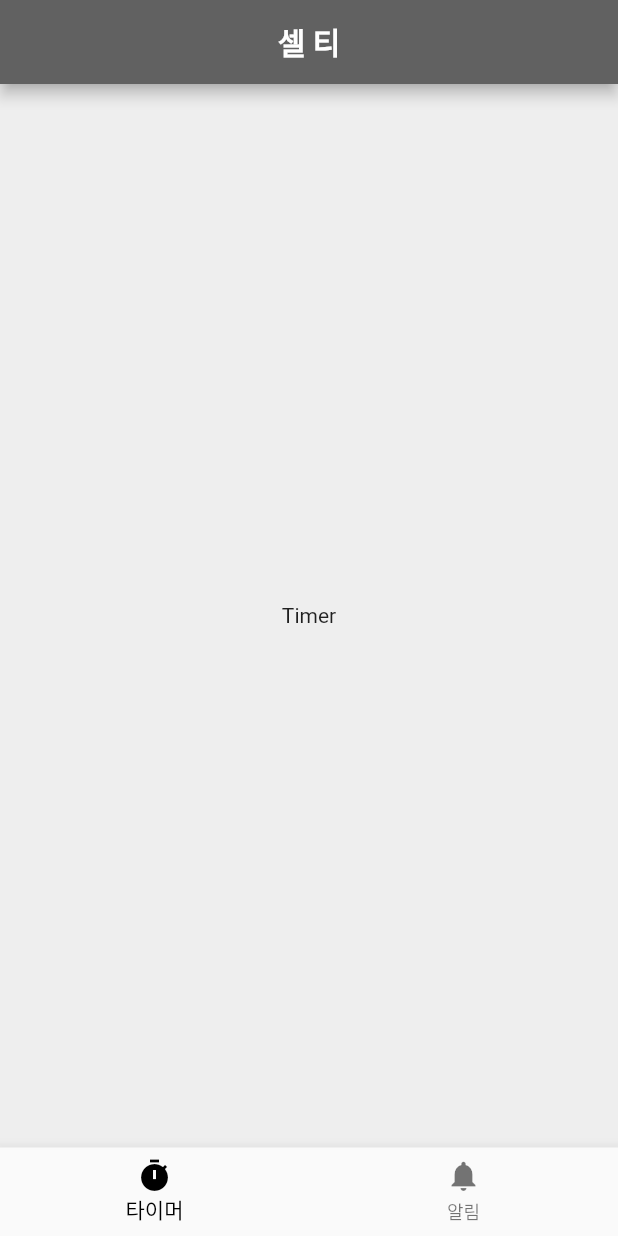
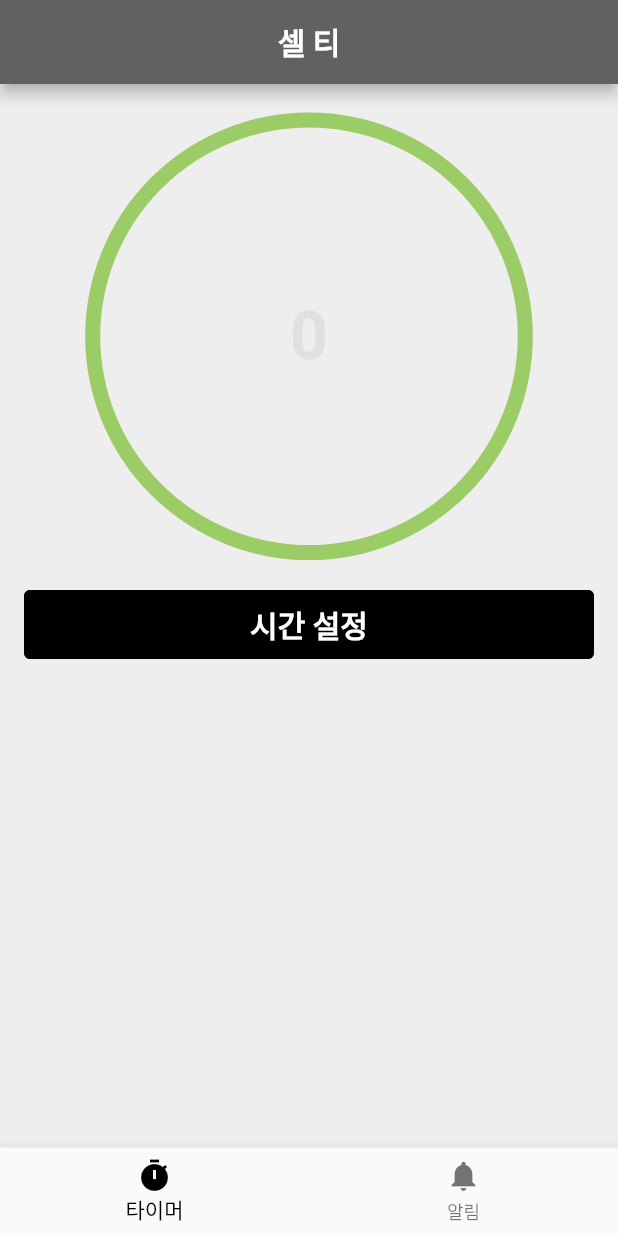
Before and after one commit to Raonshi/self_noti, a Flutter app: the screen it shows after launch, on a phone screen of 412 x 824 dp. Run offline on Flutter 3.47's test engine with Material 2 defaults, Android fonts, the light colour scheme and no system bars; drawn by our look-alikes of circular_countdown_timer; our stand-ins replace flutter_local_notifications, freezed_annotation, shared_preferences, timezone; statements that could not run were skipped.

Commit message:
timer page done

```diff
--- a/lib/src/home/page.dart
+++ b/lib/src/home/page.dart
@@ -2,8 +2,7 @@ import 'package:flutter/material.dart';
 import 'package:provider/provider.dart';
 import 'package:self_noti/src/home/provider/home_provider.dart';
 import 'package:self_noti/src/home/provider/notification_provider.dart';
-import 'package:self_noti/src/home/provider/timer_provider.dart';
-import 'package:self_noti/src/timer%20copy/page.dart';
+import 'package:self_noti/src/notification/page.dart';
 import 'package:self_noti/src/timer/page.dart';
 import 'package:self_noti/style/styles.dart';
 
@@ -17,7 +16,6 @@ class HomePage extends StatelessWidget {
     return MultiProvider(
       providers: [
         ChangeNotifierProvider(create: (context) => HomeProvider()),
-        ChangeNotifierProvider(create: (context) => TimerProvider()),
         ChangeNotifierProvider(create: (context) => NotificationProvider()),
       ],
       child: Scaffold(
--- a/lib/src/home/provider/home_provider.dart
+++ b/lib/src/home/provider/home_provider.dart
@@ -1,7 +1,4 @@
-import 'package:circular_countdown_timer/circular_countdown_timer.dart';
 import 'package:flutter/material.dart';
-import 'package:self_noti/data/notification_item/notification_item_model.dart';
-import 'package:shared_preferences/shared_preferences.dart';
 
 class HomeProvider extends ChangeNotifier {
   String title = '셀 티';
@@ -14,7 +11,7 @@ class HomeProvider extends ChangeNotifier {
   }
 
   void onClickBottomTap(int index) {
-    pageController.animateToPage(index, duration: const Duration(milliseconds: 300), curve: Curves.easeIn);
+    pageController.animateToPage(index, duration: const Duration(milliseconds: 300), curve: Curves.decelerate);
     currentPageIndex = index;
     notifyListeners();
   }
--- /dev/null
+++ b/lib/src/timer/components/timer_buttons.dart
@@ -0,0 +1,69 @@
+import 'package:flutter/material.dart';
+import 'package:self_noti/enum.dart';
+import 'package:self_noti/src/timer/components/timer_dialog.dart';
+import 'package:self_noti/src/timer/provider/timer_provider.dart';
+import 'package:self_noti/style/styles.dart';
+
+class TimerButtons extends StatelessWidget {
+  const TimerButtons({super.key, required this.provider});
+  final TimerProvider provider;
+
+  @override
+  Widget build(BuildContext context) {
+    return Row(
+      mainAxisAlignment: MainAxisAlignment.center,
+      children: [
+        if (provider.state == TimerState.counting) ...[
+          Expanded(
+            child: ElevatedButton(
+              style: mainButtonStyleForm,
+              onPressed: provider.timerReset,
+              child: Text('정지', style: buttonTextStyle),
+            ),
+          ),
+          const SizedBox(width: 12.0),
+          Expanded(
+            child: ElevatedButton(
+              style: mainButtonStyleForm,
+              onPressed: provider.timerPause,
+              child: Text('일시 정지', style: buttonTextStyle),
+            ),
+          ),
+        ],
+        if (provider.state == TimerState.paused) ...[
+          Expanded(
+            child: ElevatedButton(
+              style: mainButtonStyleForm,
+              onPressed: provider.timerReset,
+              child: Text('정지', style: buttonTextStyle),
+            ),
+          ),
+          const SizedBox(width: 12.0),
+          Expanded(
+            child: ElevatedButton(
+              style: mainButtonStyleForm,
+              onPressed: provider.timerResume,
+              child: Text('재개', style: buttonTextStyle),
+            ),
+          )
+        ],
+        if (provider.state == TimerState.idle)
+          Expanded(
+            child: ElevatedButton(
+              style: mainButtonStyleForm,
+              onPressed: () async {
+                await showDialog(
+                  context: context,
+                  builder: (_) {
+                    return TimerDialog(provider: provider);
+                  },
+                );
+                provider.timerStart();
+              },
+              child: Text('시간 설정', style: buttonTextStyle),
+            ),
+          ),
+      ],
+    );
+  }
+}
--- /dev/null
+++ b/lib/src/timer/components/timer_clock.dart
@@ -0,0 +1,58 @@
+import 'package:circular_countdown_timer/circular_countdown_timer.dart';
+import 'package:flutter/material.dart';
+import 'package:self_noti/enum.dart';
+import 'package:self_noti/src/timer/provider/timer_provider.dart';
+
+class TimerClock extends StatelessWidget {
+  const TimerClock({super.key, required this.provider});
+
+  final TimerProvider provider;
+
+  @override
+  Widget build(BuildContext context) {
+    return CircularCountDownTimer(
+      controller: provider.countdownController,
+      width: MediaQuery.of(context).size.width,
+      height: MediaQuery.of(context).size.height * 0.35,
+      duration: provider.time,
+      initialDuration: 0,
+      fillColor: Theme.of(context).colorScheme.secondary,
+      ringColor: Theme.of(context).colorScheme.surface,
+      strokeWidth: 10.0,
+      strokeCap: StrokeCap.round,
+      textFormat: getTimerTextFormat(provider.time),
+      textStyle: TextStyle(
+        fontSize: 44.0,
+        fontWeight: FontWeight.w600,
+        color: getTimerTextColor(context, provider.state),
+      ),
+      isTimerTextShown: true,
+      isReverse: true,
+      isReverseAnimation: true,
+      autoStart: false,
+      onStart: () {
+        if (provider.time != 0) provider.time = 0;
+        provider.state = TimerState.counting;
+      },
+      onComplete: () {
+        provider.state = TimerState.idle;
+        provider.timerReset();
+      },
+    );
+  }
+
+  Color getTimerTextColor(BuildContext context, TimerState state) {
+    switch (state) {
+      case TimerState.counting:
+        return Theme.of(context).colorScheme.secondary;
+      default:
+        return Theme.of(context).colorScheme.surface;
+    }
+  }
+
+  String getTimerTextFormat(int time) {
+    if (time > 59) return 'mm:SS';
+    if (time > 3600) return 'HH:mm:SS';
+    return 'SS';
+  }
+}
--- a/lib/src/widgets/timer_dialog.dart
+++ b/lib/src/timer/components/timer_dialog.dart
@@ -1,7 +1,7 @@
 import 'package:flutter/material.dart';
 import 'package:provider/provider.dart';
 import 'package:self_noti/enum.dart';
-import 'package:self_noti/src/home/provider/timer_provider.dart';
+import 'package:self_noti/src/timer/provider/timer_provider.dart';
 
 class TimerDialog extends StatelessWidget {
   const TimerDialog({Key? key, required this.provider}) : super(key: key);
--- a/lib/src/timer/page.dart
+++ b/lib/src/timer/page.dart
@@ -1,14 +1,38 @@
 import 'package:flutter/material.dart';
-import 'package:flutter/src/widgets/container.dart';
-import 'package:flutter/src/widgets/framework.dart';
+import 'package:provider/provider.dart';
+import 'package:self_noti/src/timer/components/timer_buttons.dart';
+import 'package:self_noti/src/timer/components/timer_clock.dart';
+import 'package:self_noti/src/timer/provider/timer_provider.dart';
 
 class TimerPage extends StatelessWidget {
   const TimerPage({super.key});
 
   @override
   Widget build(BuildContext context) {
-    return Center(
-      child: Text('Timer'),
+    return MultiProvider(
+      providers: [
+        ChangeNotifierProvider(create: (context) => TimerProvider()),
+      ],
+      child: Column(
+        children: [
+          Padding(
+            padding: const EdgeInsets.symmetric(vertical: 24.0, horizontal: 16.0),
+            child: Consumer<TimerProvider>(
+              builder: (BuildContext context, TimerProvider provider, Widget? child) {
+                return TimerClock(provider: provider);
+              },
+            ),
+          ),
+          Padding(
+            padding: const EdgeInsets.symmetric(horizontal: 16.0),
+            child: Consumer<TimerProvider>(
+              builder: (BuildContext context, TimerProvider provider, Widget? child) {
+                return TimerButtons(provider: provider);
+              },
+            ),
+          ),
+        ],
+      ),
     );
   }
 }
```
Also changed, not shown: lib/src/home/components/timer.dart (deleted, +0 -125 lines), lib/src/notification/page.dart (renamed from lib/src/timer copy/page.dart), lib/src/notification/provider/notification_provider.dart (renamed from lib/src/home/provider/notification_provider.dart), lib/src/timer/provider/timer_provider.dart (renamed from lib/src/home/provider/timer_provider.dart).
